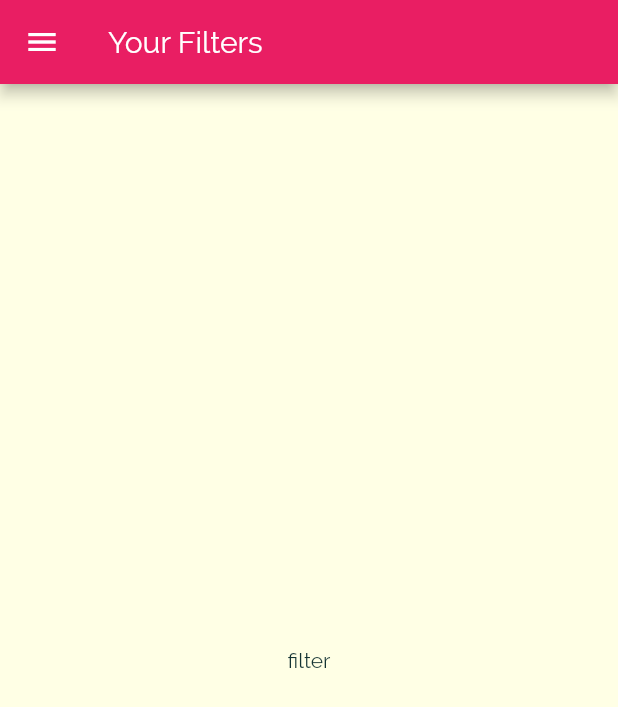
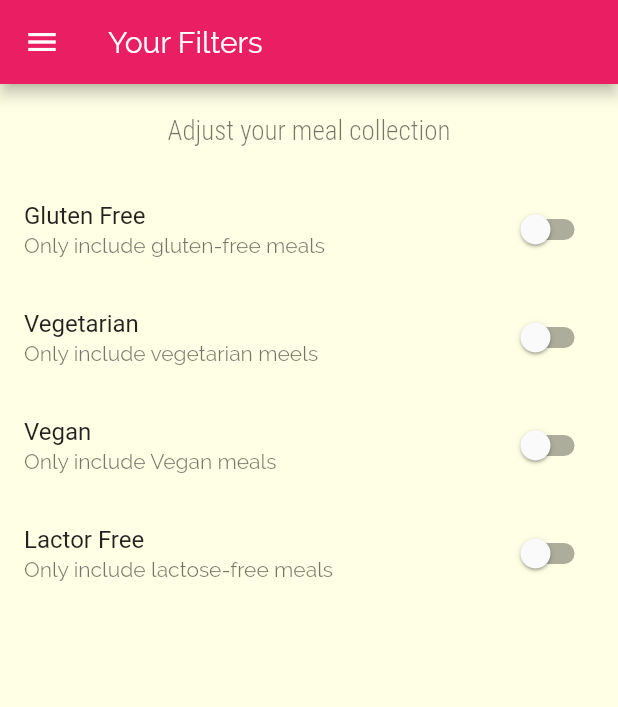
Before and after one commit to zohaib304/flutter_the_meals_app, a Flutter app: the FiltersScreen screen opened by its route, on a phone screen of 412 x 824 dp. Shown: the top 707 px of the screen. Run offline on Flutter 3.47's test engine with Material 2 defaults, Android fonts, the phone set to English and light mode, and no system bars.

Commit message:
Adding Filter Switches

```diff
--- a/lib/screens/filters_screen.dart
+++ b/lib/screens/filters_screen.dart
@@ -2,8 +2,28 @@ import 'package:flutter/material.dart';
 
 import '../widgets/main_drawer.dart';
 
-class FiltersScreen extends StatelessWidget {
+class FiltersScreen extends StatefulWidget {
   static const routeName = '/filters';
+
+  @override
+  _FiltersScreenState createState() => _FiltersScreenState();
+}
+
+class _FiltersScreenState extends State<FiltersScreen> {
+  var glutenFree = false;
+  var vegetarian = false;
+  var vegan = false;
+  var lactosFree = false;
+
+  Widget _buildSwtichListTile(String title, String description,
+      bool currentValue, Function updateValue) {
+    return SwitchListTile(
+      title: Text(title),
+      value: currentValue,
+      subtitle: Text(description),
+      onChanged: updateValue,
+    );
+  }
 
   @override
   Widget build(BuildContext context) {
@@ -12,8 +32,62 @@ class FiltersScreen extends StatelessWidget {
         title: Text('Your Filters'),
       ),
       drawer: MainDrawer(),
-      body: Center(
-        child: Text("filter"),
+      body: Column(
+        children: <Widget>[
+          Container(
+            padding: EdgeInsets.all(20),
+            child: Text(
+              'Adjust your meal collection',
+              style: Theme.of(context).textTheme.headline1,
+            ),
+          ),
+          Expanded(
+            child: ListView(
+              children: <Widget>[
+                _buildSwtichListTile(
+                  'Gluten Free',
+                  'Only include gluten-free meals',
+                  glutenFree,
+                  (newValue) {
+                    setState(() {
+                      glutenFree = newValue;
+                    });
+                  },
+                ),
+                _buildSwtichListTile(
+                  'Vegetarian',
+                  'Only include vegetarian meels',
+                  vegetarian,
+                  (newValue) {
+                    setState(() {
+                      vegetarian = newValue;
+                    });
+                  },
+                ),
+                _buildSwtichListTile(
+                  'Vegan',
+                  'Only include Vegan meals',
+                  vegan,
+                  (newValue) {
+                    setState(() {
+                      vegan = newValue;
+                    });
+                  },
+                ),
+                _buildSwtichListTile(
+                  'Lactor Free',
+                  'Only include lactose-free meals',
+                  lactosFree,
+                  (newValue) {
+                    setState(() {
+                      lactosFree = newValue;
+                    });
+                  },
+                ),
+              ],
+            ),
+          ),
+        ],
       ),
     );
   }
```
